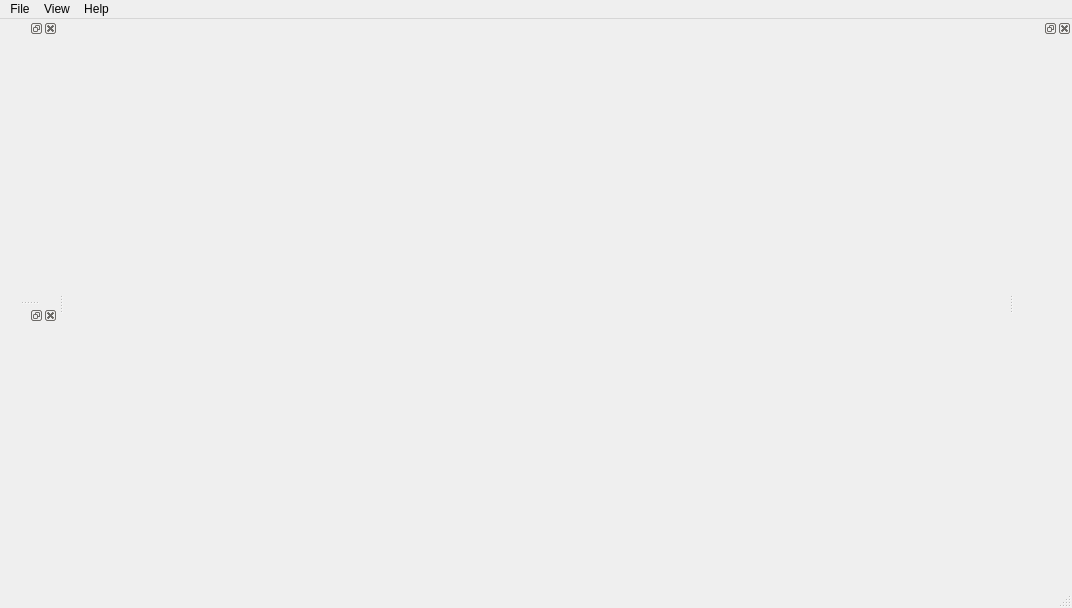
Qt form src/app/viewer/ui/viewer_main_window.ui (marcin-ochman/modular-slam) before a commit.
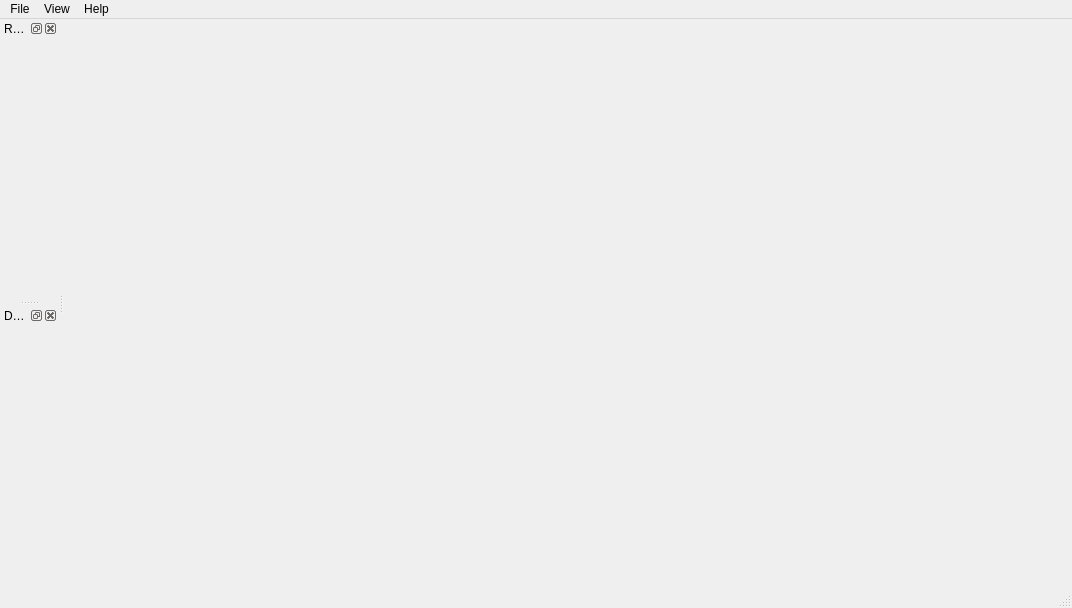
The same form after that commit. Custom widgets are drawn as their Qt base class.

Commit message: Preparing pointcloud viewer for map visualisation

What changed in the file:
```diff
--- a/src/app/viewer/ui/viewer_main_window.ui
+++ b/src/app/viewer/ui/viewer_main_window.ui
@@ -13,7 +13,7 @@
   <property name="windowTitle">
    <string>MainWindow</string>
   </property>
-  <widget class="QWidget" name="centralwidget">
+  <widget class="PointcloudViewer" name="pointcloudViewer_2">
    <layout class="QVBoxLayout" name="verticalLayout"/>
   </widget>
   <widget class="QMenuBar" name="menubar">
@@ -57,29 +57,26 @@
   </widget>
   <widget class="QStatusBar" name="statusbar"/>
   <widget class="QDockWidget" name="dockWidget">
+   <property name="accessibleName">
+    <string>RGB Viewer</string>
+   </property>
+   <property name="windowTitle">
+    <string>RGB Viewer</string>
+   </property>
    <attribute name="dockWidgetArea">
     <number>1</number>
    </attribute>
    <widget class="ImageViewer" name="imageViewer"/>
   </widget>
   <widget class="QDockWidget" name="dockWidget_2">
+   <property name="windowTitle">
+    <string>Depth Viewer</string>
+   </property>
    <attribute name="dockWidgetArea">
     <number>1</number>
    </attribute>
    <widget class="ImageViewer" name="depthViewer"/>
   </widget>
-  <widget class="QDockWidget" name="dockWidget_3">
-   <property name="sizePolicy">
-    <sizepolicy hsizetype="Maximum" vsizetype="Maximum">
-     <horstretch>0</horstretch>
-     <verstretch>0</verstretch>
-    </sizepolicy>
-   </property>
-   <attribute name="dockWidgetArea">
-    <number>2</number>
-   </attribute>
-   <widget class="PointcloudViewer" name="pointcloudViewer"/>
-  </widget>
   <action name="actionExit">
    <property name="text">
     <string>Close</string>
```
The commit also changes 8 other files.
